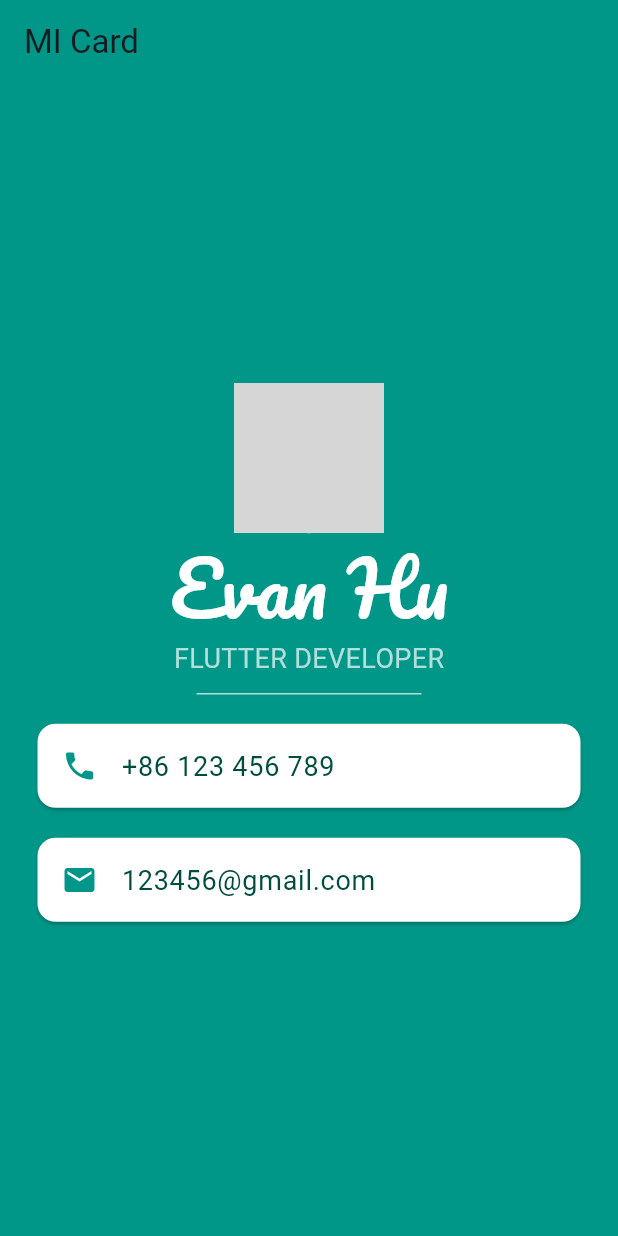
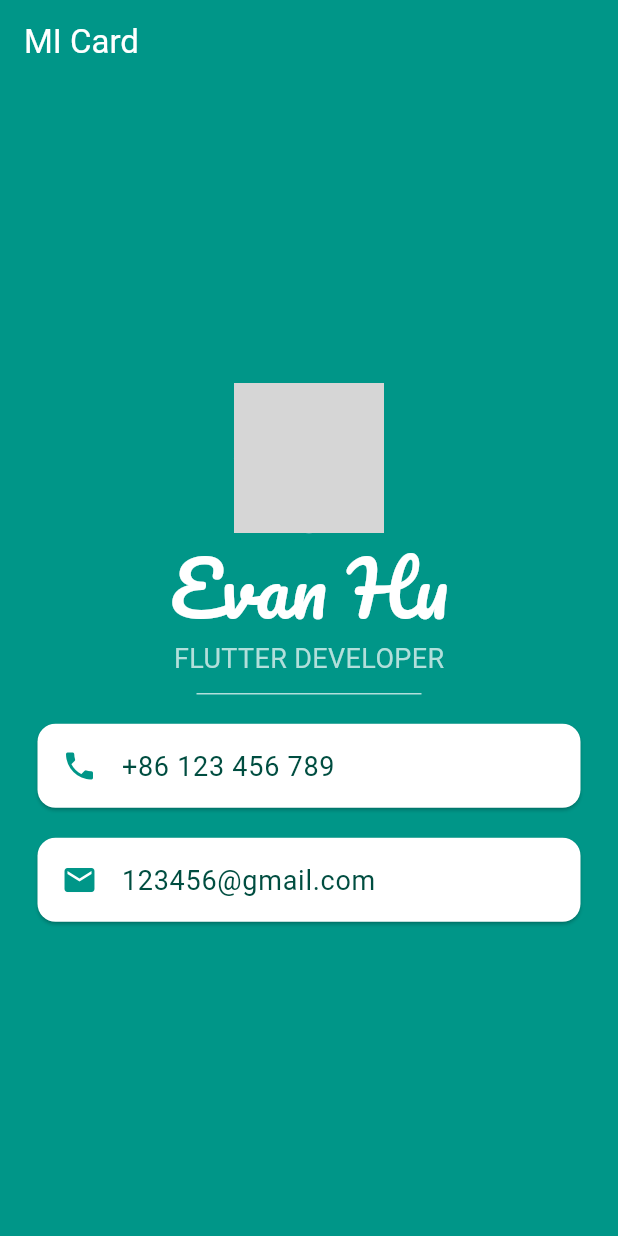
Before and after one commit to yldm-tech/flutter_template, a Flutter app: the screen it shows after launch, on a phone screen of 412 x 824 dp. Run offline on Flutter 3.47's test engine with Material 2 defaults, Android fonts, the phone set to English and light mode, and no system bars; our stand-ins replace fluro; network calls fail; Roboto replaces fonts that are missing (SourceSan3); grey boxes are pictures that could not be loaded.

Commit message:
update title color

```diff
--- a/lib/pages/home/home_page.dart
+++ b/lib/pages/home/home_page.dart
@@ -9,7 +9,12 @@ class HomePage extends StatelessWidget {
         backgroundColor: Colors.teal,
         appBar: AppBar(
           backgroundColor: Colors.teal,
-          title: const Text('MI Card'),
+          title: const Text(
+            'MI Card',
+            style: TextStyle(
+              color: Colors.white,
+            ),
+          ),
         ),
         body: Center(
           child: Column(
@@ -47,7 +52,7 @@ class HomePage extends StatelessWidget {
                 color: Colors.white,
                 margin:
                     const EdgeInsets.symmetric(vertical: 10, horizontal: 25),
-                child:  ListTile(
+                child: ListTile(
                     leading: const Icon(
                       Icons.phone,
                       color: Colors.teal,
@@ -66,7 +71,6 @@ class HomePage extends StatelessWidget {
                 margin:
                     const EdgeInsets.symmetric(vertical: 10, horizontal: 25),
                 child: ListTile(
-
                     leading: const Icon(
                       Icons.email,
                       color: Colors.teal,
```
Lines whose indentation alone changed are shown as unchanged.
